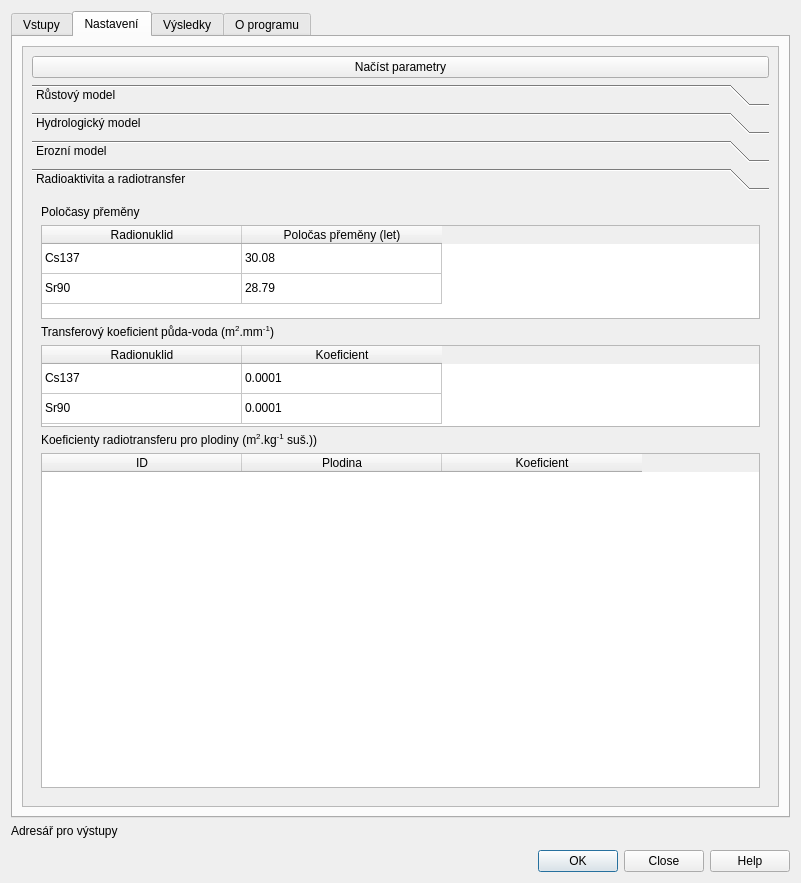
JakubBrom/RadAgro, file RadHydro_dialog_base.ui: the form before one commit.
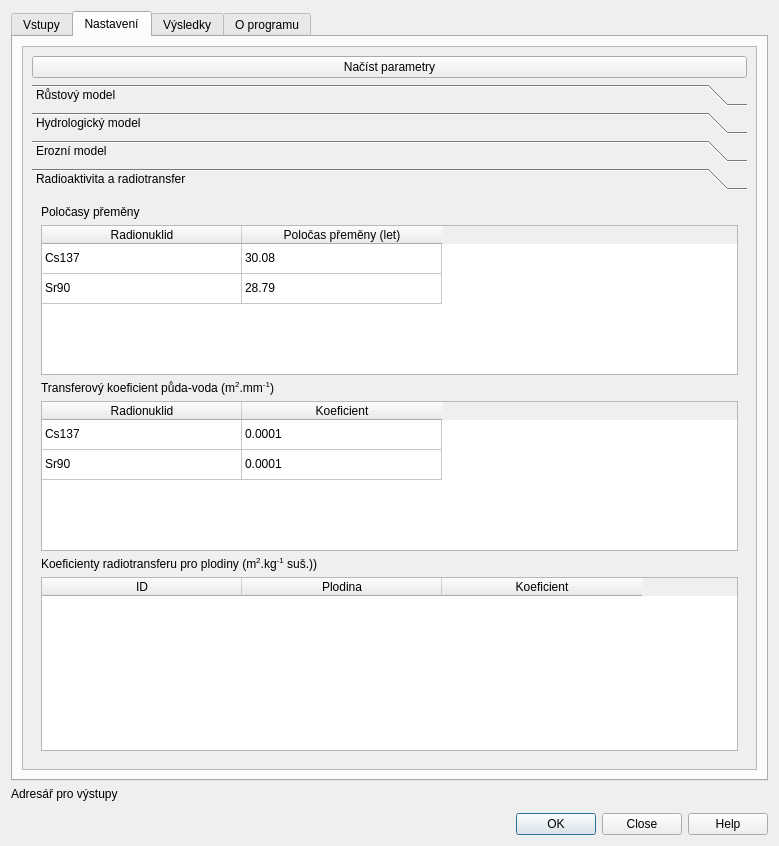
The form after the commit. The open tabs and pages were chosen to show the change. Custom widgets are drawn as their Qt base class.

The edit to the form file:
```diff
--- a/RadHydro_dialog_base.ui
+++ b/RadHydro_dialog_base.ui
@@ -7,8 +7,8 @@
    <rect>
     <x>0</x>
     <y>0</y>
-    <width>801</width>
-    <height>883</height>
+    <width>779</width>
+    <height>846</height>
    </rect>
   </property>
   <property name="font">
@@ -48,7 +48,7 @@
      </property>
     </widget>
    </item>
-   <item row="3" column="0">
+   <item row="0" column="0">
     <widget class="QTabWidget" name="tabWidget">
      <property name="enabled">
       <bool>true</bool>
@@ -996,8 +996,8 @@
            <rect>
             <x>0</x>
             <y>0</y>
-            <width>759</width>
-            <height>736</height>
+            <width>737</width>
+            <height>699</height>
            </rect>
           </property>
           <layout class="QGridLayout" name="gridLayout_40">
@@ -1676,13 +1676,13 @@
                 <x>0</x>
                 <y>0</y>
                 <width>337</width>
-                <height>318</height>
+                <height>465</height>
                </rect>
               </property>
               <attribute name="label">
                <string>Radioaktivita a radiotransfer</string>
               </attribute>
-              <layout class="QGridLayout" name="gridLayout_30">
+              <layout class="QGridLayout" name="gridLayout_29">
                <item row="0" column="0">
                 <layout class="QGridLayout" name="gridLayout_14">
                  <item row="0" column="0">
@@ -1700,6 +1700,12 @@
                      <verstretch>0</verstretch>
                     </sizepolicy>
                    </property>
+                   <property name="minimumSize">
+                    <size>
+                     <width>0</width>
+                     <height>150</height>
+                    </size>
+                   </property>
                    <property name="sizeAdjustPolicy">
                     <enum>QAbstractScrollArea::AdjustToContents</enum>
                    </property>
@@ -1751,68 +1757,30 @@
                    </item>
                   </widget>
                  </item>
-                </layout>
-               </item>
-               <item row="3" column="0">
-                <layout class="QGridLayout" name="gridLayout_29">
-                 <item row="0" column="0">
-                  <widget class="QLabel" name="label_22">
-                   <property name="text">
-                    <string>&lt;html&gt;&lt;head/&gt;&lt;body&gt;&lt;p&gt;Koeficienty radiotransferu pro plodiny (m&lt;span style=&quot; vertical-align:super;&quot;&gt;2&lt;/span&gt;.kg&lt;span style=&quot; vertical-align:super;&quot;&gt;-1&lt;/span&gt; suš.))&lt;/p&gt;&lt;/body&gt;&lt;/html&gt;</string>
-                   </property>
-                  </widget>
-                 </item>
-                 <item row="1" column="0">
-                  <widget class="QTableWidget" name="tw_radio_coefs">
-                   <property name="sizeAdjustPolicy">
-                    <enum>QAbstractScrollArea::AdjustToContents</enum>
-                   </property>
-                   <property name="alternatingRowColors">
-                    <bool>true</bool>
-                   </property>
-                   <property name="rowCount">
-                    <number>0</number>
-                   </property>
-                   <attribute name="horizontalHeaderDefaultSectionSize">
-                    <number>200</number>
-                   </attribute>
-                   <attribute name="verticalHeaderVisible">
-                    <bool>false</bool>
-                   </attribute>
-                   <column>
-                    <property name="text">
-                     <string>ID</string>
-                    </property>
-                   </column>
-                   <column>
-                    <property name="text">
-                     <string>Plodina</string>
-                    </property>
-                   </column>
-                   <column>
-                    <property name="text">
-                     <string>Koeficient</string>
-                    </property>
-                   </column>
-                  </widget>
-                 </item>
-                </layout>
-               </item>
-               <item row="1" column="0">
+                 <item row="2" column="0">
                 <widget class="QLabel" name="label_20">
                  <property name="text">
                   <string>&lt;html&gt;&lt;head/&gt;&lt;body&gt;&lt;p&gt;Transferový koeficient půda-voda (m&lt;span style=&quot; vertical-align:super;&quot;&gt;2&lt;/span&gt;.mm&lt;span style=&quot; vertical-align:super;&quot;&gt;-1&lt;/span&gt;)&lt;/p&gt;&lt;/body&gt;&lt;/html&gt;</string>
                  </property>
                 </widget>
                </item>
-               <item row="2" column="0">
+                 <item row="3" column="0">
                 <widget class="QTableWidget" name="tw_soil_water_tc">
-                 <property name="maximumSize">
+                   <property name="sizePolicy">
+                    <sizepolicy hsizetype="Expanding" vsizetype="Minimum">
+                     <horstretch>0</horstretch>
+                     <verstretch>0</verstretch>
+                    </sizepolicy>
+                   </property>
+                   <property name="minimumSize">
                   <size>
-                   <width>16777215</width>
-                   <height>82</height>
-                  </size>
-                 </property>
+                     <width>0</width>
+                     <height>150</height>
+                    </size>
+                   </property>
+                   <property name="sizeAdjustPolicy">
+                    <enum>QAbstractScrollArea::AdjustToContents</enum>
+                   </property>
                  <property name="rowCount">
                   <number>2</number>
                  </property>
@@ -1858,6 +1826,55 @@
                   </property>
                  </item>
                 </widget>
+                 </item>
+                 <item row="4" column="0">
+                  <widget class="QLabel" name="label_22">
+                   <property name="text">
+                    <string>&lt;html&gt;&lt;head/&gt;&lt;body&gt;&lt;p&gt;Koeficienty radiotransferu pro plodiny (m&lt;span style=&quot; vertical-align:super;&quot;&gt;2&lt;/span&gt;.kg&lt;span style=&quot; vertical-align:super;&quot;&gt;-1&lt;/span&gt; suš.))&lt;/p&gt;&lt;/body&gt;&lt;/html&gt;</string>
+                   </property>
+                  </widget>
+                 </item>
+                 <item row="5" column="0">
+                  <widget class="QTableWidget" name="tw_radio_coefs">
+                   <property name="sizePolicy">
+                    <sizepolicy hsizetype="Expanding" vsizetype="Expanding">
+                     <horstretch>0</horstretch>
+                     <verstretch>0</verstretch>
+                    </sizepolicy>
+                   </property>
+                   <property name="sizeAdjustPolicy">
+                    <enum>QAbstractScrollArea::AdjustToContents</enum>
+                   </property>
+                   <property name="alternatingRowColors">
+                    <bool>true</bool>
+                   </property>
+                   <property name="rowCount">
+                    <number>0</number>
+                   </property>
+                   <attribute name="horizontalHeaderDefaultSectionSize">
+                    <number>200</number>
+                   </attribute>
+                   <attribute name="verticalHeaderVisible">
+                    <bool>false</bool>
+                   </attribute>
+                   <column>
+                    <property name="text">
+                     <string>ID</string>
+                    </property>
+                   </column>
+                   <column>
+                    <property name="text">
+                     <string>Plodina</string>
+                    </property>
+                   </column>
+                   <column>
+                    <property name="text">
+                     <string>Koeficient</string>
+                    </property>
+                   </column>
+                  </widget>
+                 </item>
+                </layout>
                </item>
               </layout>
              </widget>
```
Left out of the diff: 127 changed lines with no effect on the pictures. Lines whose indentation alone changed are shown as unchanged.
